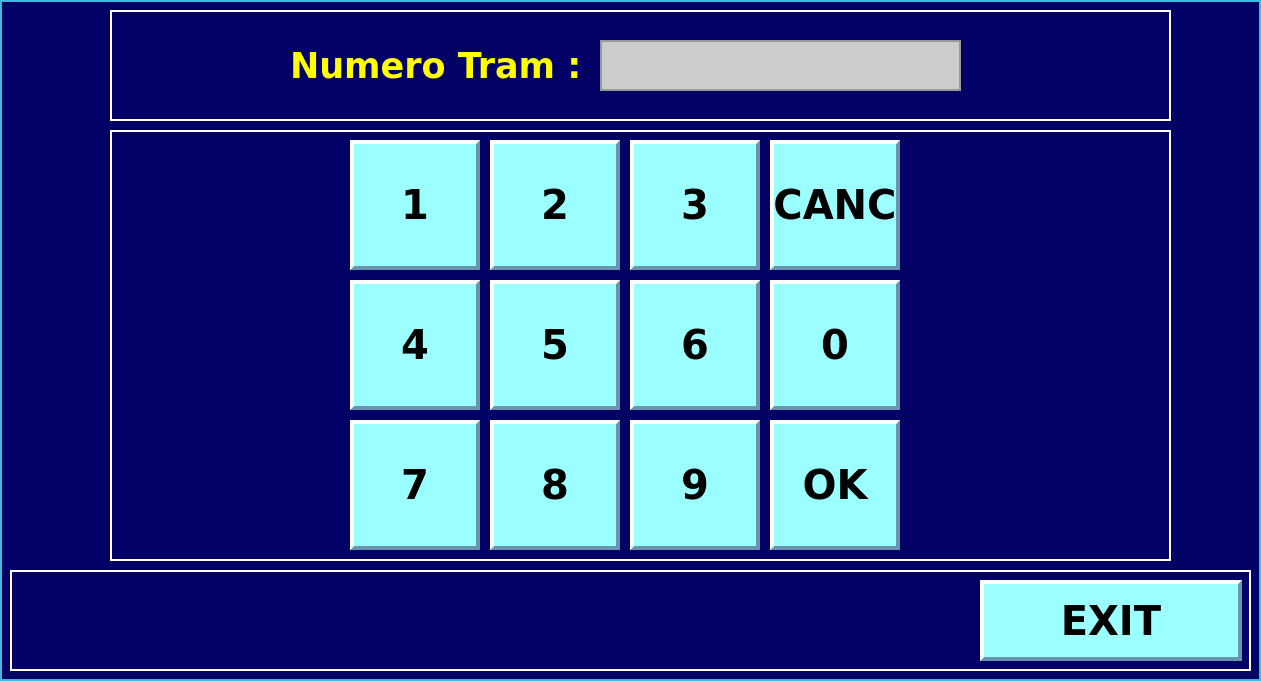
First picture: the form in tram.ui, repository infermita/sampleatm, before the edit.
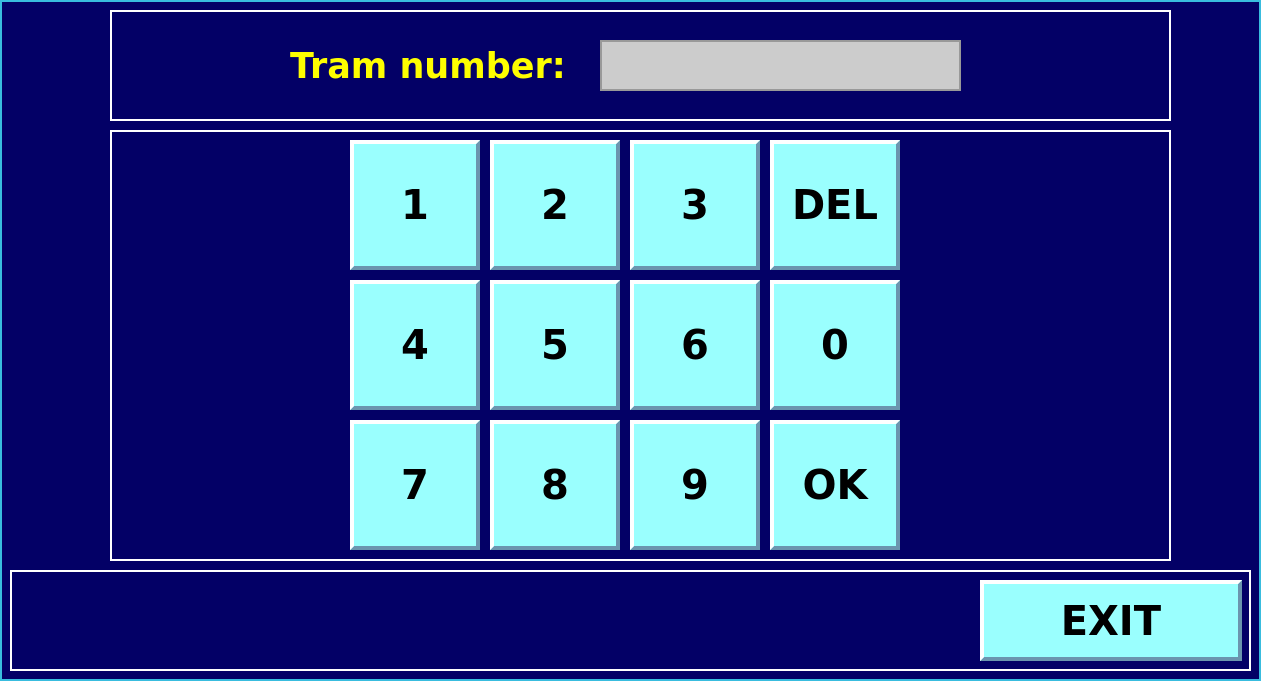
Second picture: the form after the edit.

Commit message: modified:   main.cpp 	modified:   settings.cpp 	modified:   settings.ui 	modified:   tram.cpp 	modified:   tram.ui 	translate_en_EN.qm 	translate_en_EN.ts 	translate_it_IT.qm 	translate_it_IT.ts

Diff of the .ui file:
```diff
--- a/tram.ui
+++ b/tram.ui
@@ -66,7 +66,7 @@
      <string notr="true"/>
     </property>
     <property name="text">
-     <string>Numero Tram :</string>
+     <string>Tram number:</string>
     </property>
    </widget>
    <widget class="QLineEdit" name="tram">
@@ -330,7 +330,7 @@
      </font>
     </property>
     <property name="text">
-     <string>CANC</string>
+     <string>DEL</string>
     </property>
    </widget>
    <widget class="QPushButton" name="zero">
```
Left out of the diff: 22 changed lines with no effect on the pictures. The commit also changes 4 other files.
